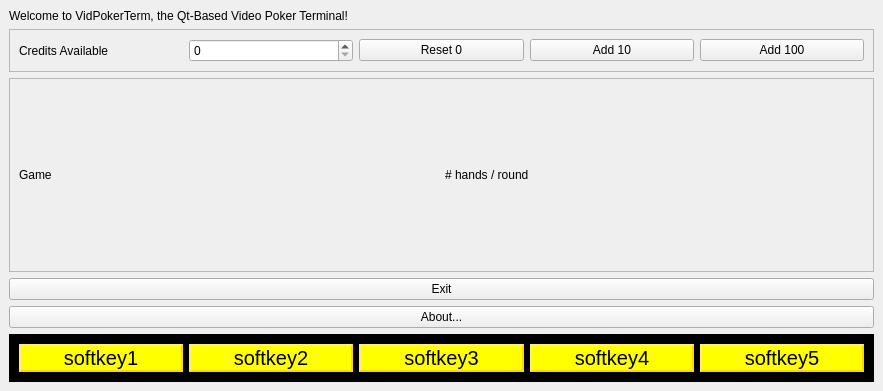
Above: src/ui/gameaccountwindow.ui from dbrook/vidpokerterm before the change. Below: the same form after it.
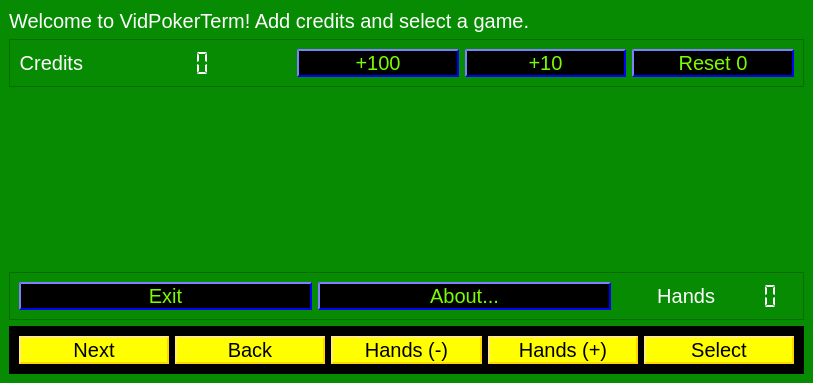
That is the form after the change.

Commit message: Unified interface of the main game launcher window with the rest of the game theme. Implemented signals/slots for account amount changes

What changed in the file:
```diff
--- a/src/ui/gameaccountwindow.ui
+++ b/src/ui/gameaccountwindow.ui
@@ -6,42 +6,107 @@
    <rect>
     <x>0</x>
     <y>0</y>
-    <width>883</width>
-    <height>391</height>
+    <width>813</width>
+    <height>383</height>
    </rect>
   </property>
   <property name="windowTitle">
    <string>VidPokerTerminal</string>
   </property>
+  <property name="styleSheet">
+   <string notr="true">font-size: 15pt;
+background-color: rgb(6, 139, 3);
+color: rgb(255, 255, 255);</string>
+  </property>
   <widget class="QWidget" name="centralwidget">
-   <layout class="QVBoxLayout" name="verticalLayout" stretch="0,0,1,0,0,0">
+   <layout class="QVBoxLayout" name="verticalLayout" stretch="0,0,1,0,0">
     <item>
      <widget class="QLabel" name="label">
       <property name="text">
-       <string>Welcome to VidPokerTerm, the Qt-Based Video Poker Terminal!</string>
+       <string>Welcome to VidPokerTerm! Add credits and select a game.</string>
       </property>
      </widget>
     </item>
     <item>
      <widget class="QFrame" name="accountFrame">
+      <property name="styleSheet">
+       <string notr="true">QPushButton {
+    color: lawngreen;
+    background-color: black;
+    border-style: outset;
+    border-width: 2px;
+    border-color: blue;
+}
+QPushButton:focus {
+    color: lawngreen;
+    background-color: blue;
+    border-style: outset;
+    border-width: 2px;
+    border-color: blue;
+}
+QPushButton:pressed {
+    color: blue;
+    background-color: lawngreen;
+    border-style: outset;
+    border-width: 2px;
+    border-color: lawngreen;
+}
+</string>
+      </property>
       <property name="frameShape">
        <enum>QFrame::StyledPanel</enum>
       </property>
       <property name="frameShadow">
        <enum>QFrame::Raised</enum>
       </property>
-      <layout class="QHBoxLayout" name="horizontalLayout">
+      <layout class="QHBoxLayout" name="horizontalLayout" stretch="0,1,0,1,1,1">
        <item>
         <widget class="QLabel" name="label_2">
          <property name="text">
-          <string>Credits Available</string>
+          <string>Credits</string>
          </property>
+         <property name="alignment">
+          <set>Qt::AlignRight|Qt::AlignTrailing|Qt::AlignVCenter</set>
+         </property>
         </widget>
        </item>
        <item>
-        <widget class="QSpinBox" name="accountBalance">
-         <property name="maximum">
-          <number>1000000000</number>
+        <widget class="QLCDNumber" name="creditCountLCD">
+         <property name="frameShape">
+          <enum>QFrame::NoFrame</enum>
+         </property>
+         <property name="digitCount">
+          <number>6</number>
+         </property>
+         <property name="segmentStyle">
+          <enum>QLCDNumber::Flat</enum>
+         </property>
+        </widget>
+       </item>
+       <item>
+        <spacer name="horizontalSpacer_2">
+         <property name="orientation">
+          <enum>Qt::Horizontal</enum>
+         </property>
+         <property name="sizeHint" stdset="0">
+          <size>
+           <width>40</width>
+           <height>20</height>
+          </size>
+         </property>
+        </spacer>
+       </item>
+       <item>
+        <widget class="QPushButton" name="addAcct100">
+         <property name="text">
+          <string>+100</string>
+         </property>
+        </widget>
+       </item>
+       <item>
+        <widget class="QPushButton" name="addAcct10">
+         <property name="text">
+          <string>+10</string>
          </property>
         </widget>
        </item>
@@ -52,63 +117,154 @@
          </property>
         </widget>
        </item>
-       <item>
-        <widget class="QPushButton" name="addAcct10">
-         <property name="text">
-          <string>Add 10</string>
-         </property>
-        </widget>
-       </item>
-       <item>
-        <widget class="QPushButton" name="addAcct100">
-         <property name="text">
-          <string>Add 100</string>
-         </property>
-        </widget>
-       </item>
       </layout>
      </widget>
     </item>
     <item>
      <widget class="QFrame" name="gameSelectFrame">
+      <property name="styleSheet">
+       <string notr="true">QPushButton {
+    color: lawngreen;
+    background-color: black;
+    border-style: outset;
+    border-width: 2px;
+    border-color: blue;
+}
+QPushButton:focus {
+    color: lawngreen;
+    background-color: blue;
+    border-style: outset;
+    border-width: 2px;
+    border-color: blue;
+}
+QPushButton:pressed {
+    color: blue;
+    background-color: lawngreen;
+    border-style: outset;
+    border-width: 2px;
+    border-color: lawngreen;
+}
+</string>
+      </property>
+      <property name="frameShape">
+       <enum>QFrame::NoFrame</enum>
+      </property>
+      <property name="frameShadow">
+       <enum>QFrame::Raised</enum>
+      </property>
+      <layout class="QVBoxLayout" name="verticalLayout_2"/>
+     </widget>
+    </item>
+    <item>
+     <widget class="QFrame" name="frame">
+      <property name="styleSheet">
+       <string notr="true">QPushButton {
+    color: lawngreen;
+    background-color: black;
+    border-style: outset;
+    border-width: 2px;
+    border-color: blue;
+}
+QPushButton:focus {
+    color: lawngreen;
+    background-color: blue;
+    border-style: outset;
+    border-width: 2px;
+    border-color: blue;
+}
+QPushButton:pressed {
+    color: blue;
+    background-color: lawngreen;
+    border-style: outset;
+    border-width: 2px;
+    border-color: lawngreen;
+}
+</string>
+      </property>
       <property name="frameShape">
        <enum>QFrame::StyledPanel</enum>
       </property>
       <property name="frameShadow">
        <enum>QFrame::Raised</enum>
       </property>
-      <layout class="QGridLayout" name="gridLayout">
-       <item row="0" column="1">
-        <widget class="QLabel" name="handsToPlayText">
+      <layout class="QHBoxLayout" name="horizontalLayout_3" stretch="4,4,0,0,1">
+       <item>
+        <widget class="QPushButton" name="exitButton">
+         <property name="styleSheet">
+          <string notr="true">QPushButton {
+    color: lawngreen;
+    background-color: black;
+    border-style: outset;
+    border-width: 2px;
+    border-color: blue;
+}
+QPushButton:focus {
+    color: blue;
+    background-color: salmon;
+    border-style: outset;
+    border-width: 2px;
+    border-color: blue;
+}
+QPushButton:pressed {
+    color: salmon;
+    background-color: blue;
+    border-style: outset;
+    border-width: 2px;
+    border-color: salmon;
+}
+</string>
+         </property>
          <property name="text">
-          <string># hands / round</string>
+          <string>Exit</string>
          </property>
         </widget>
        </item>
-       <item row="0" column="0">
-        <widget class="QLabel" name="gameText">
+       <item>
+        <widget class="QPushButton" name="aboutButton">
          <property name="text">
-          <string>Game</string>
+          <string>About...</string>
+         </property>
+        </widget>
+       </item>
+       <item>
+        <spacer name="horizontalSpacer">
+         <property name="orientation">
+          <enum>Qt::Horizontal</enum>
+         </property>
+         <property name="sizeHint" stdset="0">
+          <size>
+           <width>40</width>
+           <height>20</height>
+          </size>
+         </property>
+        </spacer>
+       </item>
+       <item>
+        <widget class="QLabel" name="handsToPlayLabel">
+         <property name="text">
+          <string>Hands</string>
+         </property>
+         <property name="alignment">
+          <set>Qt::AlignRight|Qt::AlignTrailing|Qt::AlignVCenter</set>
+         </property>
+        </widget>
+       </item>
+       <item>
+        <widget class="QLCDNumber" name="handsToPlayLCD">
+         <property name="frameShape">
+          <enum>QFrame::NoFrame</enum>
+         </property>
+         <property name="digitCount">
+          <number>3</number>
+         </property>
+         <property name="segmentStyle">
+          <enum>QLCDNumber::Flat</enum>
          </property>
         </widget>
        </item>
       </layout>
      </widget>
     </item>
-    <item>
-     <widget class="QPushButton" name="exitButton">
-      <property name="text">
-       <string>Exit</string>
-      </property>
-     </widget>
-    </item>
-    <item>
-     <widget class="QPushButton" name="aboutButton">
-      <property name="text">
-       <string>About...</string>
-      </property>
-     </widget>
-    </item>
     <item>
      <widget class="QFrame" name="quitAboutArea">
       <property name="styleSheet">
@@ -121,6 +277,54 @@
        <enum>QFrame::Raised</enum>
       </property>
       <layout class="QHBoxLayout" name="horizontalLayout_2">
+       <item>
+        <widget class="QPushButton" name="moveDnSoftkey">
+         <property name="focusPolicy">
+          <enum>Qt::ClickFocus</enum>
+         </property>
+         <property name="styleSheet">
+          <string notr="true">QPushButton:disabled {
+    color: black;
+    background-color: gray;
+    border-style: outset;
+    border-width: 2px;
+    border-color: gray;
+    font-size: 15pt;
+}
+QPushButton {
+    color: black;
+    background-color: yellow;
+    border-style: outset;
+    border-width: 2px;
+    border-color: gold;
+    font-size: 15pt;
+}
+QPushButton:focused {
+    color: red;
+    background-color: yellow;
+    border-style: outset;
+    border-width: 2px;
+    border-color: gold;
+    font-size: 15pt;
+}
+QPushButton:pressed {
+    color: yellow;
+    background-color: black;
+    border-style: outset;
+    border-width: 2px;
+    border-color: yellow;
+    font-size: 15pt;
+}
+</string>
+         </property>
+         <property name="text">
+          <string>Next</string>
+         </property>
+         <property name="shortcut">
+          <string>N</string>
+         </property>
+        </widget>
+       </item>
        <item>
         <widget class="QPushButton" name="moveUpSoftkey">
          <property name="styleSheet">
@@ -140,34 +344,8 @@
     border-color: gold;
     font-size: 15pt;
 }
-QPushButton:pressed {
-    color: yellow;
-    background-color: black;
-    border-style: outset;
-    border-width: 2px;
-    border-color: yellow;
-    font-size: 15pt;
-}
-</string>
-         </property>
-         <property name="text">
-          <string>softkey1</string>
-         </property>
-        </widget>
-       </item>
-       <item>
-        <widget class="QPushButton" name="moveDownSoftkey">
-         <property name="styleSheet">
-          <string notr="true">QPushButton:disabled {
-    color: black;
-    background-color: gray;
-    border-style: outset;
-    border-width: 2px;
-    border-color: gray;
-    font-size: 15pt;
-}
-QPushButton {
-    color: black;
+QPushButton:focused {
+    color: red;
     background-color: yellow;
     border-style: outset;
     border-width: 2px;
@@ -185,7 +363,7 @@
 </string>
          </property>
          <property name="text">
-          <string>softkey2</string>
+          <string>Back</string>
          </property>
         </widget>
        </item>
@@ -208,6 +386,14 @@
     border-color: gold;
     font-size: 15pt;
 }
+QPushButton:focused {
+    color: red;
+    background-color: yellow;
+    border-style: outset;
+    border-width: 2px;
+    border-color: gold;
+    font-size: 15pt;
+}
 QPushButton:pressed {
     color: yellow;
     background-color: black;
@@ -219,7 +405,7 @@
 </string>
          </property>
          <property name="text">
-          <string>softkey3</string>
+          <string>Hands (-)</string>
          </property>
         </widget>
        </item>
@@ -242,6 +428,14 @@
     border-color: gold;
     font-size: 15pt;
 }
+QPushButton:focused {
+    color: red;
+    background-color: yellow;
+    border-style: outset;
+    border-width: 2px;
+    border-color: gold;
+    font-size: 15pt;
+}
 QPushButton:pressed {
     color: yellow;
     background-color: black;
@@ -253,7 +447,10 @@
 </string>
          </property>
          <property name="text">
-          <string>softkey4</string>
+          <string>Hands (+)</string>
+         </property>
+         <property name="shortcut">
+          <string>.</string>
          </property>
         </widget>
        </item>
@@ -276,6 +473,14 @@
     border-color: gold;
     font-size: 15pt;
 }
+QPushButton:focused {
+    color: red;
+    background-color: yellow;
+    border-style: outset;
+    border-width: 2px;
+    border-color: gold;
+    font-size: 15pt;
+}
 QPushButton:pressed {
     color: yellow;
     background-color: black;
@@ -287,7 +492,10 @@
 </string>
          </property>
          <property name="text">
-          <string>softkey5</string>
+          <string>Select</string>
+         </property>
+         <property name="shortcut">
+          <string>/</string>
          </property>
         </widget>
        </item>
```
Left out of the diff: 29 changed lines with no effect on the pictures. The commit also changes 8 other files.
